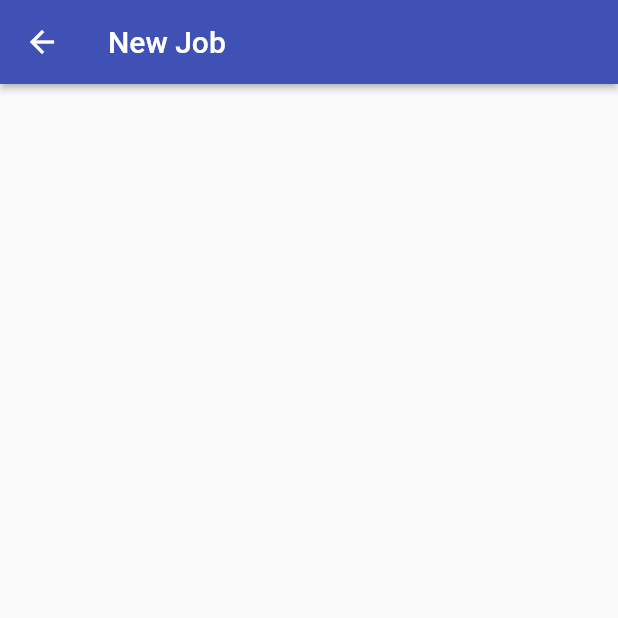
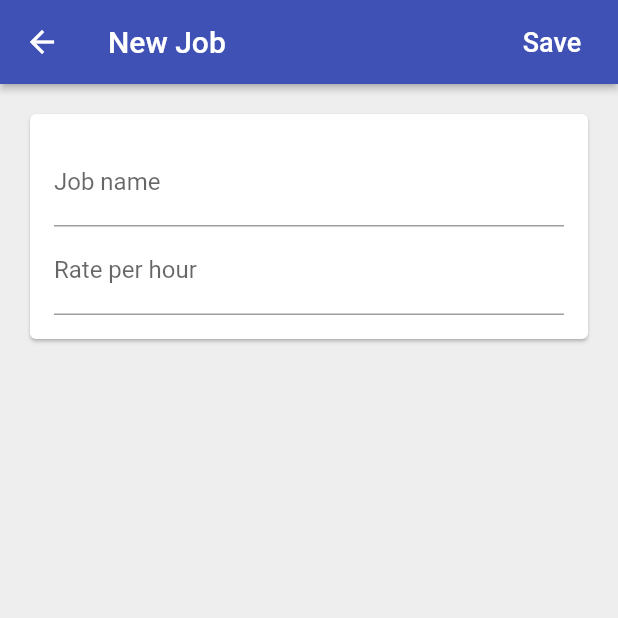
Before and after one commit to admiralicic/flutter-with-firebase, a Flutter app: the AddJobPage screen opened directly, on a phone screen of 412 x 824 dp, the top half of it. Run offline on Flutter 3.47's test engine with Material 2 defaults, Android fonts, the phone set to English and light mode, and no system bars; our stand-ins replace cloud_firestore, firebase_auth, google_sign_in; missing offline and left inert: flutter_facebook_login; accounts and stored records are empty.

Commit message:
Validating and saving form data

```diff
--- a/lib/app/home/jobs/add_job_page.dart
+++ b/lib/app/home/jobs/add_job_page.dart
@@ -13,13 +13,90 @@ class AddJobPage extends StatefulWidget {
 }
 
 class _AddJobPageState extends State<AddJobPage> {
+  final _formKey = GlobalKey<FormState>();
+
+  String _name;
+  int _ratePerHour;
+
+  bool _validateAndSaveForm() {
+    final form = _formKey.currentState;
+    if (form.validate()) {
+      form.save();
+      return true;
+    }
+    return false;
+  }
+
+  void _submit() {
+    if (_validateAndSaveForm()) {
+      print('form saved, name: $_name, ratePerHour: $_ratePerHour');
+    }
+    // TODO submit data to Firestore
+  }
+
   @override
   Widget build(BuildContext context) {
     return Scaffold(
       appBar: AppBar(
         elevation: 2.0,
         title: Text('New Job'),
+        actions: <Widget>[
+          FlatButton(
+            child: Text(
+              'Save',
+              style: TextStyle(
+                fontSize: 18,
+                color: Colors.white,
+              ),
+            ),
+            onPressed: _submit,
+          )
+        ],
+      ),
+      body: _buildContents(),
+      backgroundColor: Colors.grey[200],
+    );
+  }
+
+  _buildContents() {
+    return Padding(
+      padding: const EdgeInsets.all(16.0),
+      child: SingleChildScrollView(
+        child: Card(
+          child: Padding(
+            padding: const EdgeInsets.all(16.0),
+            child: _buildForm(),
+          ),
+        ),
       ),
     );
   }
+
+  Widget _buildForm() {
+    return Form(
+      key: _formKey,
+      child: Column(
+        crossAxisAlignment: CrossAxisAlignment.stretch,
+        children: _buildFormChildren(),
+      ),
+    );
+  }
+
+  List<Widget> _buildFormChildren() {
+    return [
+      TextFormField(
+        decoration: InputDecoration(labelText: 'Job name'),
+        validator: (value) => value.isNotEmpty ? null : 'Name can\'t be empty',
+        onSaved: (value) => _name = value,
+      ),
+      TextFormField(
+        decoration: InputDecoration(labelText: 'Rate per hour'),
+        keyboardType: TextInputType.numberWithOptions(
+          signed: false,
+          decimal: false,
+        ),
+        onSaved: (value) => _ratePerHour = int.parse(value) ?? 0,
+      ),
+    ];
+  }
 }
```
Also changed, not shown: lib/app/home/jobs/jobs_page.dart (+0 -12 lines).
